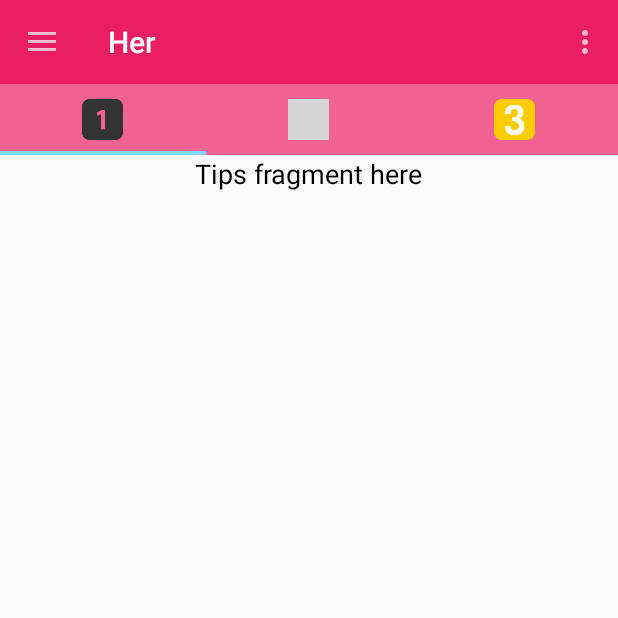
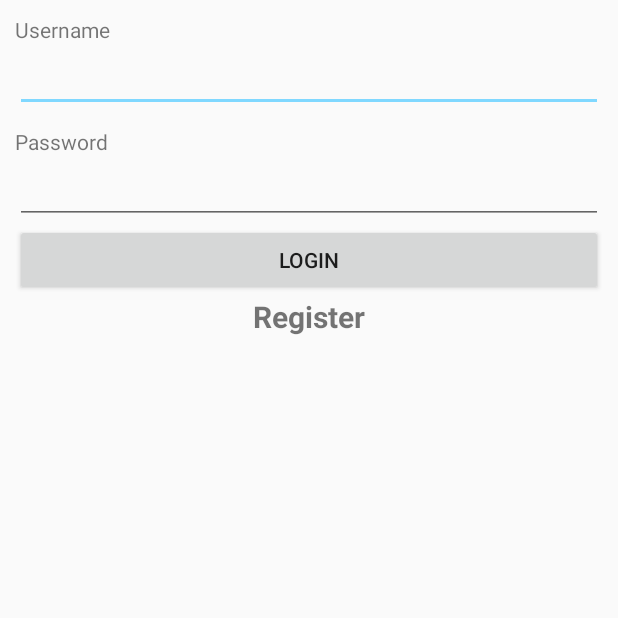
Before and after one commit to wuyouk/HER, an Android app: the screen it shows after launch (MainActivity before the commit, LoginActivity after it), on a phone screen of 412 x 824 dp, the top half of it. Run offline under Robolectric (Android 15) with nearby library versions, the phone set to English and light mode, and no system bars; our stand-ins replace Volley.

Commit message:
added login/registration page (works with backend but have not included error handling)

```diff
--- a/app/build.gradle
+++ b/app/build.gradle
@@ -20,6 +20,7 @@ android {
 }
 
 dependencies {
-    compile fileTree(dir: 'libs', include: ['*.jar'])
+    compile fileTree(include: ['*.jar'], dir: 'libs')
     compile 'com.android.support:appcompat-v7:23.1.0'
+    compile project(':volleylibrary')
 }
--- a/app/src/main/java/com/example/davidyu/her/Activities/MainActivity.java
+++ b/app/src/main/java/com/example/davidyu/her/Activities/MainActivity.java
@@ -1,5 +1,6 @@
 package com.example.davidyu.her.Activities;
 
+import android.content.Intent;
 import android.support.v4.view.ViewPager;
 import android.support.v4.widget.DrawerLayout;
 import android.support.v7.app.ActionBarActivity;
@@ -9,6 +10,8 @@ import android.view.Menu;
 import android.view.MenuItem;
 
 import com.example.davidyu.her.Adapters.PagerAdapter;
+import com.example.davidyu.her.Authenticator.LoginActivity;
+import com.example.davidyu.her.Authenticator.UserLocalStore;
 import com.example.davidyu.her.Fragments.NavigationDrawerFragment;
 import com.example.davidyu.her.R;
 import com.example.davidyu.her.Views.SlidingTabLayout;
@@ -19,6 +22,7 @@ public class MainActivity extends ActionBarActivity {
     protected Toolbar toolbar;
     ViewPager pager;
     SlidingTabLayout tabs;
+    UserLocalStore userLocalStore;
     //TODO: set up pull down to refresh function
 
     @Override
@@ -44,6 +48,8 @@ public class MainActivity extends ActionBarActivity {
         });
         tabs.setBackgroundColor(getResources().getColor(R.color.primaryColorLight));
         tabs.setViewPager(pager);
+
+        userLocalStore = new UserLocalStore(this);
     }
 
     @Override
@@ -67,4 +73,20 @@ public class MainActivity extends ActionBarActivity {
 
         return super.onOptionsItemSelected(item);
     }
+
+    //check if user is logged in
+    @Override
+    protected void onStart() {
+        super.onStart();
+
+        if (authenticate() == false){
+            startActivity(new Intent(this, LoginActivity.class));
+            finish();
+        }
+    }
+
+    //helper function to check if user is logged in
+    private boolean authenticate(){
+        return userLocalStore.isUserLoggedIn();
+    }
 }
--- /dev/null
+++ b/app/src/main/java/com/example/davidyu/her/Authenticator/LoginActivity.java
@@ -0,0 +1,65 @@
+package com.example.davidyu.her.Authenticator;
+
+import android.accounts.AccountAuthenticatorActivity;
+import android.content.Intent;
+import android.os.Bundle;
+import android.support.v7.app.AppCompatActivity;
+import android.view.View;
+import android.widget.Button;
+import android.widget.EditText;
+import android.widget.TextView;
+
+import com.example.davidyu.her.Activities.MainActivity;
+import com.example.davidyu.her.R;
+
+/**
+ * login screen for app
+ */
+public class LoginActivity extends AppCompatActivity {
+
+    Button loginButton;
+    EditText usernameEditText,passwordEditText;
+    TextView registerLink;
+    UserLocalStore userLocalStore;
+
+    @Override
+    protected void onCreate(Bundle savedInstanceState) {
+        super.onCreate(savedInstanceState);
+
+        setContentView(R.layout.activity_login);
+
+        usernameEditText = (EditText) findViewById(R.id.usernameEditText);
+        passwordEditText = (EditText) findViewById(R.id.passwordEditText);
+
+        userLocalStore = new UserLocalStore(this);
+
+        loginButton = (Button) findViewById(R.id.loginButton);
+        loginButton.setOnClickListener(new View.OnClickListener() {
+            @Override
+            public void onClick(View v) {
+
+                ServerRequest serverRequest = new ServerRequest(v.getContext());
+
+                String username = usernameEditText.getText().toString();
+                String password = passwordEditText.getText().toString();
+
+                if (username != "" && password != ""){
+                    serverRequest.getUserFromDatabase(username, password);
+                }
+
+
+
+            }
+        });
+
+        registerLink = (TextView) findViewById(R.id.registerTextView);
+        registerLink.setOnClickListener(new View.OnClickListener() {
+            @Override
+            public void onClick(View v) {
+                startActivity(new Intent(v.getContext(), RegisterActivity.class));
+                finish();
+            }
+        });
+    }
+
+}
--- /dev/null
+++ b/app/src/main/java/com/example/davidyu/her/Authenticator/UserLocalStore.java
@@ -0,0 +1,65 @@
+package com.example.davidyu.her.Authenticator;
+
+import android.content.Context;
+import android.content.SharedPreferences;
+
+/**
+ * Class to save user information inside phone
+ */
+public class UserLocalStore {
+
+    public static final String SHARED_PREFERENCE_NAME = "userDetails";
+    SharedPreferences userLocalDatabase;
+
+    //constructor to get shared preferences from context
+    public UserLocalStore(Context c){
+        userLocalDatabase = c.getSharedPreferences(SHARED_PREFERENCE_NAME, 0);
+    }
+
+    //save user object to shared preferences
+    public void storeUserData(User user){
+        SharedPreferences.Editor spEditor = userLocalDatabase.edit();
+
+        spEditor.putString("name", user.name);
+        spEditor.putString("username", user.username);
+        spEditor.putString("password", user.password);
+
+        spEditor.commit();
+    }
+
+    //get user object currently saved inside phone
+    public User getLoggedInUser(){
+        String name = userLocalDatabase.getString("name", "");
+        String username = userLocalDatabase.getString("username", "");
+        String password = userLocalDatabase.getString("password", "");
+
+        User storedUser = new User(name, username, password);
+
+        return storedUser;
+    }
+
+    //set whether the user has logged in or not
+    public void setUserLoggedIn(boolean loggedIn){
+        SharedPreferences.Editor spEditor = userLocalDatabase.edit();
+
+        spEditor.putBoolean("loggedIn", loggedIn);
+
+        spEditor.commit();
+    }
+
+    //clear all data when user logs out
+    public void clearUserData(){
+        SharedPreferences.Editor spEditor = userLocalDatabase.edit();
+
+        spEditor.clear();
+
+        spEditor.commit();
+    }
+
+    public boolean isUserLoggedIn(){
+        if (userLocalDatabase.getBoolean("loggedIn", false))
+            return true;
+
+        return false;
+    }
+}
--- a/app/src/main/java/com/example/davidyu/her/Fragments/NavigationDrawerFragment.java
+++ b/app/src/main/java/com/example/davidyu/her/Fragments/NavigationDrawerFragment.java
@@ -13,12 +13,13 @@ import android.view.ViewGroup;
 import android.widget.AdapterView;
 import android.widget.ListAdapter;
 import android.widget.ListView;
-import android.widget.Toast;
-
 
 import com.example.davidyu.her.Activities.ProfileActivity;
 import com.example.davidyu.her.Adapters.NavigationDrawerAdapter1;
 import com.example.davidyu.her.Adapters.NavigationDrawerAdapter2;
+import com.example.davidyu.her.Authenticator.LoginActivity;
+import com.example.davidyu.her.Authenticator.ServerRequest;
+import com.example.davidyu.her.Authenticator.UserLocalStore;
 import com.example.davidyu.her.R;
 
 public class NavigationDrawerFragment extends Fragment {
@@ -33,12 +34,17 @@ public class NavigationDrawerFragment extends Fragment {
     ListView listView;
     ListView listView2;
     static Activity activity;
+    UserLocalStore userLocalStore;
+    ServerRequest serverRequest;
+
     public NavigationDrawerFragment() {
     }
 
     @Override
     public void onCreate(Bundle savedInstanceState) {
         super.onCreate(savedInstanceState);
+        userLocalStore = new UserLocalStore(getActivity());
+        serverRequest = new ServerRequest(getContext());
     }
 
     @Override
@@ -90,6 +96,13 @@ public class NavigationDrawerFragment extends Fragment {
                         //Intent i2 = new Intent(getActivity(), LoginActivity.class);
                         //startActivity(i2);
                         //activity.finish();
+
+
+                        //clear session data using volley
+
+                        serverRequest.logoutUser();
+                        startActivity(new Intent(getContext(), LoginActivity.class));
+
                         break;
 
                     default:
--- /dev/null
+++ b/app/src/main/res/layout/activity_login.xml
@@ -0,0 +1,44 @@
+<?xml version="1.0" encoding="utf-8"?>
+<LinearLayout xmlns:android="http://schemas.android.com/apk/res/android"
+    android:orientation="vertical" android:layout_width="match_parent"
+    android:layout_height="match_parent"
+    android:padding="10dp">
+
+    <TextView
+        android:layout_width="wrap_content"
+        android:layout_height="wrap_content"
+        android:text="Username"/>
+
+    <EditText
+        android:layout_width="match_parent"
+        android:layout_height="wrap_content"
+        android:id="@+id/usernameEditText"
+        android:layout_marginBottom="10dp"/>
+
+    <TextView
+        android:layout_width="wrap_content"
+        android:layout_height="wrap_content"
+        android:text="Password"/>
+
+    <EditText
+        android:layout_width="match_parent"
+        android:layout_height="wrap_content"
+        android:inputType="textPassword"
+        android:id="@+id/passwordEditText"/>
+
+    <Button
+        android:layout_width="match_parent"
+        android:layout_height="wrap_content"
+        android:id="@+id/loginButton"
+        android:text="Login"/>
+
+    <TextView
+        android:id="@+id/registerTextView"
+        android:layout_width="wrap_content"
+        android:layout_height="wrap_content"
+        android:text="Register"
+        android:textSize="20dp"
+        android:textStyle="bold"
+        android:layout_gravity="center_horizontal"/>
+
+</LinearLayout>
--- a/app/src/main/res/layout/adapter2_navigation_drawer.xml
+++ b/app/src/main/res/layout/adapter2_navigation_drawer.xml
@@ -15,6 +15,6 @@
         android:id="@+id/item"
         android:layout_marginTop="15dp"
         android:layout_marginBottom="15dp"
-        android:textColor="#BDBDBD"
+        android:textColor="#000"
         android:layout_marginLeft="40dp" />
 </LinearLayout>
--- a/app/src/main/res/values/colors.xml
+++ b/app/src/main/res/values/colors.xml
@@ -14,5 +14,6 @@
     <color name="FAFAFA">#FAFAFA</color>
     <color name="open">#30FF37</color>
     <color name="done">#9E9E9E</color>
+    <color name="white">#FFFFFF</color>
 
 </resources>
--- a/app/src/main/res/values/styles.xml
+++ b/app/src/main/res/values/styles.xml
@@ -1,7 +1,7 @@
 <?xml version="1.0" encoding="utf-8"?>
 <resources>
 
-    <style name="AppTheme.Base" parent="Theme.AppCompat.NoActionBar">
+    <style name="AppTheme.Base" parent="Theme.AppCompat.Light.NoActionBar">
         <item name="windowActionBar">false</item>
         <item name="colorPrimary">@color/primaryColor</item>
         <item name="colorPrimaryDark">@color/primaryColorDark</item>
--- a/settings.gradle
+++ b/settings.gradle
@@ -1 +1,2 @@
-include ':app'
+include ':app', ':volleylibrary'
+project(':volleylibrary').projectDir = new File('volley')
```
Also changed, not shown: app/src/main/AndroidManifest.xml (+14 -0 lines), app/src/main/java/com/example/davidyu/her/Authenticator/CustomRequest.java (added, +58 -0 lines), app/src/main/java/com/example/davidyu/her/Authenticator/RegisterActivity.java (added, +56 -0 lines), app/src/main/java/com/example/davidyu/her/Authenticator/ServerRequest.java (added, +177 -0 lines), app/src/main/java/com/example/davidyu/her/Authenticator/User.java (added, +28 -0 lines), app/src/main/res/layout/activity_register.xml (added, +46 -0 lines), 2 other files.
